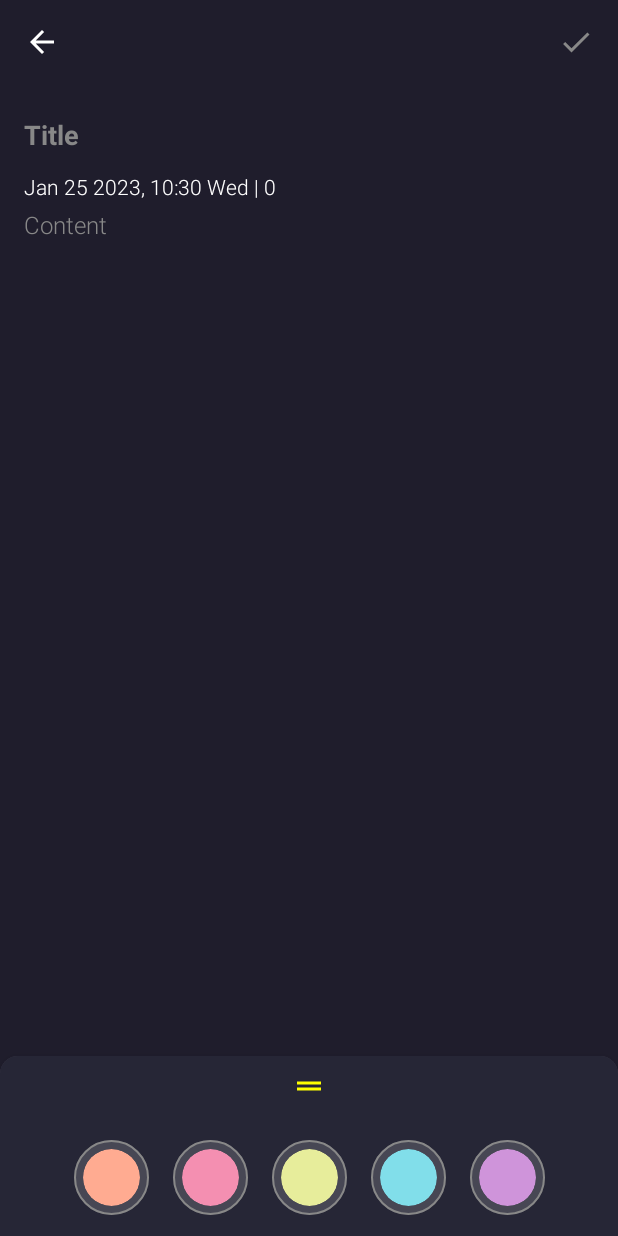
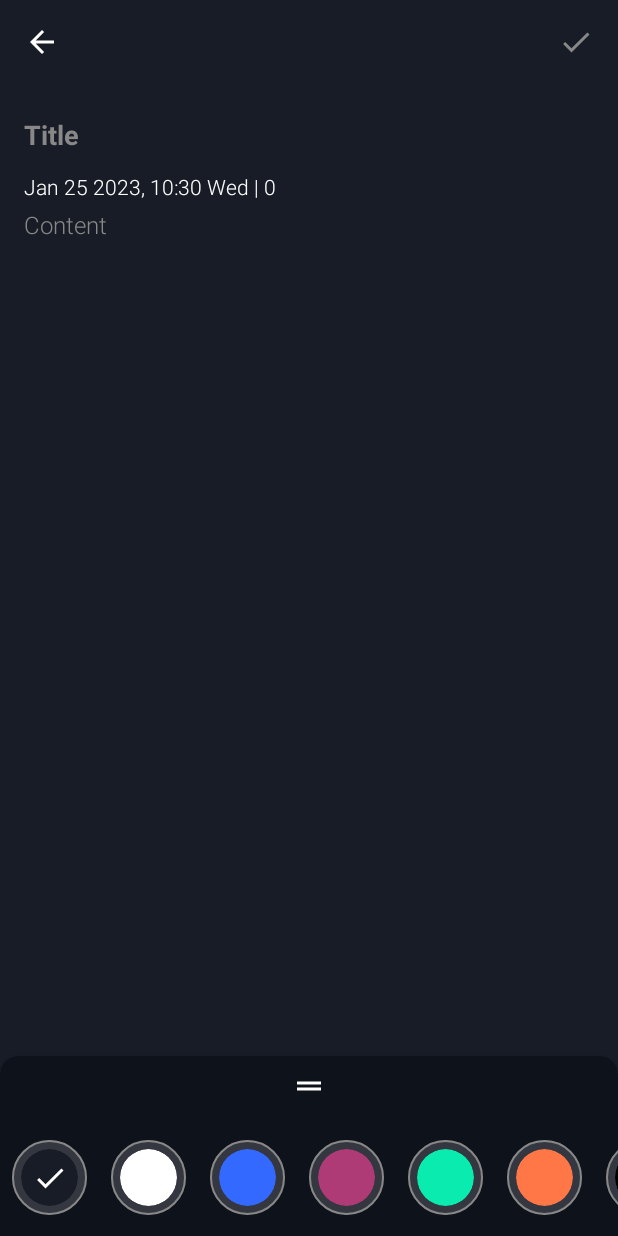
Before and after one commit to omarzer0/AZKeepIt, an Android app built with Jetpack Compose: the composable AddEditNoteScreen shown on its own in the app's theme, on a phone screen of 412 x 824 dp. Run offline under Robolectric (Android 15) with nearby library versions, the phone set to English and light mode, and no system bars; our stand-ins replace Dagger/Hilt's generated code, Room's generated code, accompanist; libraries missing offline, so code that uses them is left out: com.ramcosta.composedestinations; 5 statements that could not run were skipped.

Commit message:
Change app colors

```diff
--- a/app/src/main/java/az/zero/azkeepit/ui/composables/ChangeSystemBarColor.kt
+++ b/app/src/main/java/az/zero/azkeepit/ui/composables/ChangeSystemBarColor.kt
@@ -30,23 +30,26 @@ fun ChangeSystemBarColor(
 
 }
 
+data class EnterExitColors(
+    val enterColor: Color,
+    val exitStatusColor: Color,
+)
+
 @Composable
-fun ChangeSystemBarColorAndRevertWhenClose(
+fun ChangeSystemBarsColorAndRevertWhenClose(
     key: Any?,
     systemUiController: SystemUiController = rememberSystemUiController(),
-    initialStatusColor: Color,
-    newStatusColor: Color,
-    initialNavigationBarColor: Color,
-    newNavigationBarColor: Color,
+    statusBarColors: EnterExitColors? = null,
+    navigationBarColors: EnterExitColors? = null,
 ) {
 
     DisposableEffect(key1 = key) {
-        systemUiController.setStatusBarColor(color = newStatusColor)
-        systemUiController.setNavigationBarColor(color = newNavigationBarColor)
+        if (statusBarColors != null) systemUiController.setStatusBarColor(color = statusBarColors.enterColor)
+        if (navigationBarColors != null) systemUiController.setNavigationBarColor(color = navigationBarColors.enterColor)
 
         onDispose {
-            systemUiController.setStatusBarColor(color = initialStatusColor)
-            systemUiController.setNavigationBarColor(color = initialNavigationBarColor)
+            if (statusBarColors != null) systemUiController.setStatusBarColor(color = statusBarColors.exitStatusColor)
+            if (navigationBarColors != null) systemUiController.setNavigationBarColor(color = navigationBarColors.exitStatusColor)
         }
     }
 
--- a/app/src/main/java/az/zero/azkeepit/ui/composables/ColorPicker.kt
+++ b/app/src/main/java/az/zero/azkeepit/ui/composables/ColorPicker.kt
@@ -10,6 +10,7 @@ import androidx.compose.material.Icon
 import androidx.compose.material.icons.Icons
 import androidx.compose.material.icons.filled.Done
 import androidx.compose.runtime.Composable
+import androidx.compose.runtime.remember
 import androidx.compose.ui.Alignment
 import androidx.compose.ui.Modifier
 import androidx.compose.ui.draw.clip
@@ -18,11 +19,14 @@ import androidx.compose.ui.res.stringResource
 import androidx.compose.ui.unit.Dp
 import androidx.compose.ui.unit.dp
 import az.zero.azkeepit.R
-import az.zero.azkeepit.ui.composables.Colors.BabyBlueHex
-import az.zero.azkeepit.ui.composables.Colors.LightGreenHex
-import az.zero.azkeepit.ui.composables.Colors.RedOrangeHex
-import az.zero.azkeepit.ui.composables.Colors.RedPinkHex
-import az.zero.azkeepit.ui.composables.Colors.VioletHex
+import az.zero.azkeepit.ui.composables.ColorPallet.BlackHex
+import az.zero.azkeepit.ui.composables.ColorPallet.BlueHex
+import az.zero.azkeepit.ui.composables.ColorPallet.DarkHex
+import az.zero.azkeepit.ui.composables.ColorPallet.GreenHex
+import az.zero.azkeepit.ui.composables.ColorPallet.OrangeHex
+import az.zero.azkeepit.ui.composables.ColorPallet.PinkHex
+import az.zero.azkeepit.ui.composables.ColorPallet.WhiteHex
+import az.zero.azkeepit.ui.screens.note.add_edit.getCorrectLightOrDarkColor
 
 @Composable
 fun ColorsRow(
@@ -30,9 +34,7 @@ fun ColorsRow(
     currentlySelectedColor: Color,
     onClick: (color: Color) -> Unit,
 ) {
-    val colors = listOf(RedOrangeHex, RedPinkHex, LightGreenHex, BabyBlueHex, VioletHex).map {
-        Color(it)
-    }
+    val colors = remember { colorPallet }
 
     LazyRow(
         modifier = modifier,
@@ -47,8 +49,6 @@ fun ColorsRow(
             )
         }
     }
-
-
 }
 
 @Composable
@@ -83,7 +83,7 @@ fun ColorItem(
                     Icon(
                         imageVector = Icons.Filled.Done,
                         contentDescription = stringResource(id = R.string.selected),
-                        tint = Color.White
+                        tint = color.getCorrectLightOrDarkColor()
                     )
                 }
             }
@@ -92,10 +92,25 @@ fun ColorItem(
     }
 }
 
-object Colors {
+private val colorPallet by lazy {
+    listOf(DarkHex, WhiteHex, BlueHex, PinkHex, GreenHex, OrangeHex, BlackHex).map {
+        getColorFromHex(it)
+    }
+}
+
+object ColorPallet {
     const val RedOrangeHex = 0xffffab91
     const val RedPinkHex = 0xfff48fb1
     const val BabyBlueHex = 0xff81deea
     const val VioletHex = 0xffcf94da
     const val LightGreenHex = 0xffe7ed9b
+
+    //    const val DarkHex = "171c26"
+    const val DarkHex = "171c26"
+    const val WhiteHex = "ffffff"
+    const val BlueHex = "3369ff"
+    const val PinkHex = "ae3b76"
+    const val GreenHex = "0aebaf"
+    const val OrangeHex = "ff7746"
+    const val BlackHex = "000000"
 }
--- a/app/src/main/java/az/zero/azkeepit/ui/composables/ExtBottomSheet.kt
+++ b/app/src/main/java/az/zero/azkeepit/ui/composables/ExtBottomSheet.kt
@@ -4,16 +4,13 @@ import androidx.compose.foundation.background
 import androidx.compose.foundation.layout.*
 import androidx.compose.foundation.lazy.LazyColumn
 import androidx.compose.foundation.lazy.items
-import androidx.compose.material.Icon
 import androidx.compose.material.MaterialTheme
-import androidx.compose.material.Text
 import androidx.compose.runtime.Composable
 import androidx.compose.ui.Alignment
 import androidx.compose.ui.Modifier
+import androidx.compose.ui.graphics.Color
 import androidx.compose.ui.graphics.vector.ImageVector
-import androidx.compose.ui.text.style.TextOverflow
 import androidx.compose.ui.unit.dp
-import az.zero.azkeepit.ui.theme.cardBgColor
 
 
 data class BottomSheetDateItem(
@@ -28,15 +25,14 @@ data class BottomSheetDateItem(
 fun BottomSheetWithItems(
     modifier: Modifier = Modifier,
     items: List<BottomSheetDateItem>,
+    backgroundColor: Color = MaterialTheme.colors.background,
     header: @Composable (ColumnScope.() -> Unit)? = null,
     onDismiss: (() -> Unit)? = null,
 ) {
 
     Column(
         modifier = modifier
-//            .background(bgColor)
-//            .clip(RoundedCornerShape(topStart = 12.dp, topEnd = 12.dp))
-            .background(cardBgColor),
+            .background(backgroundColor),
         verticalArrangement = Arrangement.Center,
         horizontalAlignment = Alignment.CenterHorizontally
     ) {
--- a/app/src/main/java/az/zero/azkeepit/ui/screens/home/tab_screens/FolderScreen.kt
+++ b/app/src/main/java/az/zero/azkeepit/ui/screens/home/tab_screens/FolderScreen.kt
@@ -62,7 +62,6 @@ fun FolderScreen(
     }
 
 }
-
 
 
 @OptIn(ExperimentalComposeUiApi::class, ExperimentalFoundationApi::class)
--- a/app/src/main/java/az/zero/azkeepit/ui/screens/items/NoteItem.kt
+++ b/app/src/main/java/az/zero/azkeepit/ui/screens/items/NoteItem.kt
@@ -46,7 +46,7 @@ fun NoteItem(
         ) {
             Box {
 
-                if (uiNote.images.isNotEmpty()) {
+                if (uiNote.images.isNotEmpty() && uiNote.isLocked.not()) {
                     SlidingImage(
                         modifier = Modifier
                             .fillMaxWidth()
@@ -92,8 +92,6 @@ private fun NoteTextSection(
             overflow = TextOverflow.Ellipsis,
             style = MaterialTheme.typography.h2.copy(color = uiNote.color.getCorrectLightOrDarkColor(), )
         )
-
-        Spacer(modifier = Modifier.size(30.dp))
 
         if (uiNote.isLocked) {
             Box(
--- a/app/src/main/java/az/zero/azkeepit/ui/screens/note/add_edit/AddEditNoteScreen.kt
+++ b/app/src/main/java/az/zero/azkeepit/ui/screens/note/add_edit/AddEditNoteScreen.kt
@@ -29,8 +29,6 @@ import az.zero.azkeepit.R
 import az.zero.azkeepit.domain.mappers.UiFolder
 import az.zero.azkeepit.domain.mappers.UiNote
 import az.zero.azkeepit.ui.composables.*
-import az.zero.azkeepit.ui.theme.bgColor
-import az.zero.azkeepit.ui.theme.cardBgColor
 import az.zero.azkeepit.ui.theme.selectedColor
 import com.ramcosta.composedestinations.annotation.Destination
 import com.ramcosta.composedestinations.navigation.DestinationsNavigator
@@ -82,12 +80,12 @@ fun AddEditNoteScreen(
         onFolderClick = viewModel::addNoteToFolder
     )
 
-    ChangeSystemBarColorAndRevertWhenClose(
+    ChangeSystemBarsColorAndRevertWhenClose(
         key = note.color,
-        initialStatusColor = MaterialTheme.colors.background,
-        newStatusColor = note.color,
-        initialNavigationBarColor = bgColor,
-        newNavigationBarColor = cardBgColor,
+        statusBarColors = EnterExitColors(
+            enterColor = note.color,
+            exitStatusColor = MaterialTheme.colors.background
+        )
     )
 
     val galleryLauncher = rememberLauncherForActivityResult(
@@ -99,6 +97,7 @@ fun AddEditNoteScreen(
     BottomSheetScaffold(
         scaffoldState = bottomState,
         sheetPeekHeight = 120.dp,
+        backgroundColor = note.color,
         sheetShape = RoundedCornerShape(topStart = 12.dp, topEnd = 12.dp),
         sheetContent = {
             AddEditBottomSheet(
@@ -193,6 +192,7 @@ fun AddEditBottomSheet(
     isNoteLocked: Boolean,
     isNewNote: Boolean,
     currentlySelectedColor: Color,
+    backgroundColor: Color = MaterialTheme.colors.background,
     onDismiss: () -> Unit,
     onAddFolderClick: () -> Unit,
     onColorSelect: (color: Color) -> Unit,
@@ -201,13 +201,13 @@ fun AddEditBottomSheet(
     onDragClick: () -> Unit,
 ) {
     Column(
-        modifier = modifier.background(cardBgColor)
+        modifier = modifier.background(backgroundColor)
     ) {
 
         Icon(
             imageVector = Icons.Filled.DragHandle,
             stringResource(id = R.string.drag),
-            tint = selectedColor,
+            tint = Color.White,
             modifier = Modifier
                 .fillMaxWidth()
                 .clickableSafeClick(onClick = onDragClick)
@@ -233,6 +233,7 @@ fun AddEditBottomSheet(
         BottomSheetWithItems(
             items = items,
             onDismiss = onDismiss,
+            backgroundColor = backgroundColor
         )
     }
 }
--- a/app/src/main/java/az/zero/azkeepit/ui/screens/note/add_edit/AddEditNoteViewModel.kt
+++ b/app/src/main/java/az/zero/azkeepit/ui/screens/note/add_edit/AddEditNoteViewModel.kt
@@ -14,8 +14,11 @@ import az.zero.azkeepit.data.repository.FolderRepository
 import az.zero.azkeepit.data.repository.NoteRepository
 import az.zero.azkeepit.domain.mappers.UiFolder
 import az.zero.azkeepit.domain.mappers.UiNote
+import az.zero.azkeepit.ui.composables.ColorPallet.DarkHex
+import az.zero.azkeepit.ui.composables.getColorFromHex
 import az.zero.azkeepit.ui.screens.navArgs
 import az.zero.azkeepit.ui.theme.bgColor
+import az.zero.azkeepit.ui.theme.cardBgColor
 import az.zero.azkeepit.util.JDateTimeUtil
 import az.zero.azkeepit.util.folderInitialId
 import dagger.hilt.android.lifecycle.HiltViewModel
@@ -172,7 +175,7 @@ private val emptyUiNote = UiNote(
     JDateTimeUtil.toShortDateTimeFormat(createdDate),
     JDateTimeUtil.toLongDateTimeFormat(createdDate),
     emptyList(),
-    bgColor,
+    getColorFromHex(DarkHex),
     -1L,
     false,
     null
--- a/app/src/main/java/az/zero/azkeepit/ui/screens/search/SearchScreen.kt
+++ b/app/src/main/java/az/zero/azkeepit/ui/screens/search/SearchScreen.kt
@@ -27,7 +27,6 @@ import az.zero.azkeepit.ui.composables.BasicHeaderWithBackBtn
 import az.zero.azkeepit.ui.composables.TextWithClearIcon
 import az.zero.azkeepit.ui.screens.destinations.AddEditNoteScreenDestination
 import az.zero.azkeepit.ui.screens.items.NoteItem
-import az.zero.azkeepit.ui.theme.bgColor
 import com.ramcosta.composedestinations.annotation.Destination
 import com.ramcosta.composedestinations.navigation.DestinationsNavigator
 
@@ -45,7 +44,7 @@ fun SearchScreen(
     Column(
         modifier = Modifier
             .fillMaxSize()
-            .background(bgColor)
+            .background(MaterialTheme.colors.background)
     ) {
         SearchHeader(
             text = searchQuery,
--- a/app/src/main/java/az/zero/azkeepit/ui/theme/Color.kt
+++ b/app/src/main/java/az/zero/azkeepit/ui/theme/Color.kt
@@ -9,11 +9,11 @@ val Purple700 = Color(0xFF3700B3)
 val Teal200 = Color(0xFF03DAC5)
 
 val selectedColor = Color.Yellow
-val bgColor = getColorFromHex("#1f1d2c")
-val cardBgColor = getColorFromHex("#262636")
-val fabColor = getColorFromHex("#706fc8")
+val bgColor = getColorFromHex("#0e121b")
+val cardBgColor = getColorFromHex("#171c26")
+//val fabColor = getColorFromHex("#3369ff")
+val fabColor = Color(0xFF4E33FF)
 val secondaryTextColor = Color.Gray
-
 
 /*
 * fab -> #706fc8
--- a/app/src/main/res/values/colors.xml
+++ b/app/src/main/res/values/colors.xml
@@ -7,5 +7,5 @@
     <color name="teal_700">#FF018786</color>
     <color name="black">#FF000000</color>
     <color name="white">#FFFFFFFF</color>
-    <color name="bg_color">#1f1d2c</color>
+    <color name="bg_color">#0e121b</color>
 </resources>
```
Also changed, not shown: app/src/main/java/az/zero/azkeepit/ui/screens/folder/details/FolderDetailsScreen.kt (+4 -6 lines), app/src/main/res/drawable/splash_bg.png.
